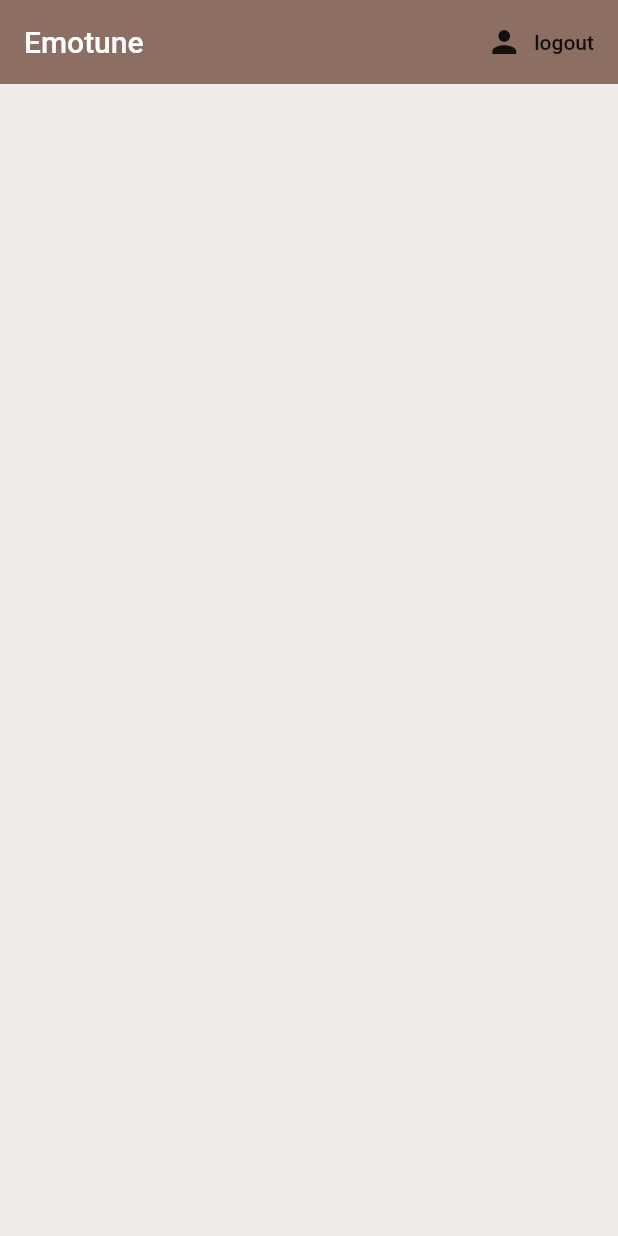
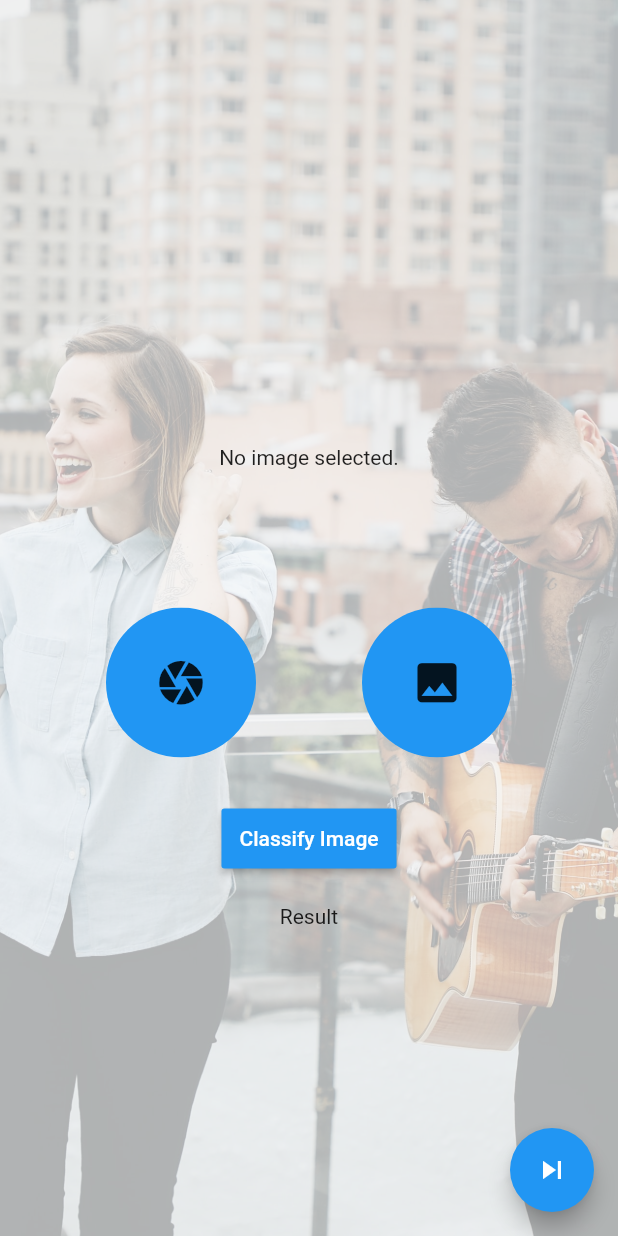
Before and after one commit to Kartik-Chaurasiya/Emotune, a Flutter app: the screen it shows once a user with an empty profile is signed in, on a phone screen of 412 x 824 dp. Run offline on Flutter 3.47's test engine with Material 2 defaults, Android fonts, the phone set to English and light mode, and no system bars; our stand-ins replace firebase_auth, firebase_core, flutter_spinkit, image_picker, shimmer; missing offline and left inert: tflite; accounts and stored records are empty.

Commit message:
upto music page layout done

```diff
--- /dev/null
+++ b/assets/model/labels.txt
@@ -0,0 +1,4 @@
+0 Neutral
+1 fear
+2 Happy
+3 Angry
--- a/lib/authentication/wrapper.dart
+++ b/lib/authentication/wrapper.dart
@@ -1,7 +1,7 @@
+import 'package:emotune/model/model.dart';
 import 'package:flutter/material.dart';
 import 'package:provider/provider.dart';
 import 'package:emotune/authentication/authenticate/authenticate.dart';
-import '../home.dart';
 import 'models/user.dart';
 
 class Wrapper extends StatelessWidget {
@@ -14,7 +14,7 @@ class Wrapper extends StatelessWidget {
     if (user == null){
       return Authenticate();
     }else {
-      return Home();
+      return MyImagePicker();
     }
   }
 }
--- a/lib/main.dart
+++ b/lib/main.dart
@@ -1,9 +1,9 @@
+import 'package:emotune/splash_screen.dart/splash_screen.dart';
 import 'package:firebase_core/firebase_core.dart';
 import 'authentication/services/auth.dart';
 import 'package:flutter/material.dart';
 import 'package:provider/provider.dart';
 import 'authentication/models/user.dart';
-import 'authentication/wrapper.dart';
 
 void main() async {
   WidgetsFlutterBinding.ensureInitialized();
@@ -18,7 +18,8 @@ class MyApp extends StatelessWidget {
     return StreamProvider<CustomClassName>.value(
       value: AuthService().user,
       child: MaterialApp(
-        home: Wrapper(),
+        debugShowCheckedModeBanner: false,
+        home: SplashScreen(),
       ),
     );
   }
--- /dev/null
+++ b/lib/model/model.dart
@@ -0,0 +1,124 @@
+import 'dart:io';
+import 'package:emotune/home.dart';
+import 'package:flutter/material.dart';
+import 'package:image_picker/image_picker.dart';
+import 'package:tflite/tflite.dart';
+
+class MyImagePicker extends StatefulWidget {
+  @override
+  _MyImagePickerState createState() => _MyImagePickerState();
+}
+
+class _MyImagePickerState extends State<MyImagePicker> {
+  File imageURI;
+  String result;
+  String path;
+  final picker = ImagePicker();
+
+  Future getImageFromCamera() async {
+  // ignore: deprecated_member_use
+  var image = await ImagePicker.pickImage(source: ImageSource.camera);
+  setState(() {
+    imageURI = image;
+    path = image.path;
+  });
+}
+
+Future getImageFromGallery() async {
+  // ignore: deprecated_member_use
+  var image = await ImagePicker.pickImage(source: ImageSource.gallery);
+  setState(() {
+    imageURI = image;
+    path = image.path;
+  });
+}
+
+  Future classifyImage() async {
+  await Tflite.loadModel(model: "assets/model/model.tflite",labels: "assets/model/labels.txt");
+  var output = await Tflite.runModelOnImage(path: path);
+  setState(() {
+    result = output.toString();
+  });
+}
+
+  @override
+Widget build(BuildContext context) {
+  return Scaffold(
+    body: Container(
+      decoration: BoxDecoration(
+          image: DecorationImage(
+            image: AssetImage("assets/images/bg.jpg"),
+            colorFilter: new ColorFilter.mode(Colors.black.withOpacity(0.3), BlendMode.dstATop),
+            fit: BoxFit.cover,
+          ),
+        ),
+      child: Center(
+      child: Column(
+        mainAxisAlignment: MainAxisAlignment.center,
+        children: <Widget>[
+        Container(
+          width: 400,
+          height: 200,
+                child:
+                Center(
+                  child: imageURI == null
+            ? Text('No image selected.')
+            : Image.file(imageURI, width: 400, height: 200, fit: BoxFit.cover),
+                ),
+        ),
+        Row(
+          children: [
+            Spacer(),
+              ClipOval(
+  child: Material(
+      color: Colors.blue, // button color
+      child: InkWell(
+            splashColor: Colors.white, // inkwell color
+            child: SizedBox(width: 100, height: 100, child: Icon(Icons.camera, size: 35,)),
+            onTap: () => getImageFromCamera(),
+      ),
+  ),
+),
+Spacer(),
+
+
+        ClipOval(
+  child: Material(
+      color: Colors.blue, // button color
+      child: InkWell(
+        splashColor: Colors.red, // inkwell color
+        child: SizedBox(width: 100, height: 100, child: Icon(Icons.image, size: 35,)),
+        onTap: () => getImageFromGallery(),
+      ),
+  ),
+),
+Spacer()
+          ],
+        ),
+        Container(
+          margin: EdgeInsets.fromLTRB(0, 30, 0, 20),
+          child: RaisedButton(
+            onPressed: () => classifyImage(),
+            child: Text('Classify Image'),
+            textColor: Colors.white,
+            color: Colors.blue,
+            padding: EdgeInsets.fromLTRB(12, 12, 12, 12),
+          )),
+        result == null
+          ? Text('Result')
+          : Text(result),
+  ])),
+    ),
+  floatingActionButton: FloatingActionButton(
+        onPressed: (){
+              Navigator.push(
+                context,
+                MaterialPageRoute(builder: (context) => Home()),
+             );
+            },
+        tooltip: 'Home',
+        child: Icon(Icons.skip_next),
+      ),
+  );
+}
+}
```
Also changed, not shown: lib/home.dart (+33 -2 lines), lib/music_player/music_home.dart (added, +17 -0 lines), lib/music_player/upload.dart (added, +17 -0 lines), lib/splash_screen.dart/splash_screen.dart (added, +64 -0 lines), pubspec.yaml (+11 -7 lines), assets/fonts/DancingScript-VariableFont_wght.ttf (added), assets/images/bg.jpg (added), pubspec.lock, 2 other files.
